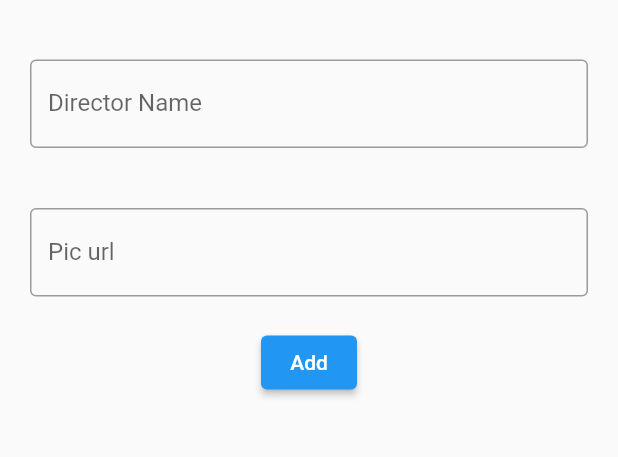
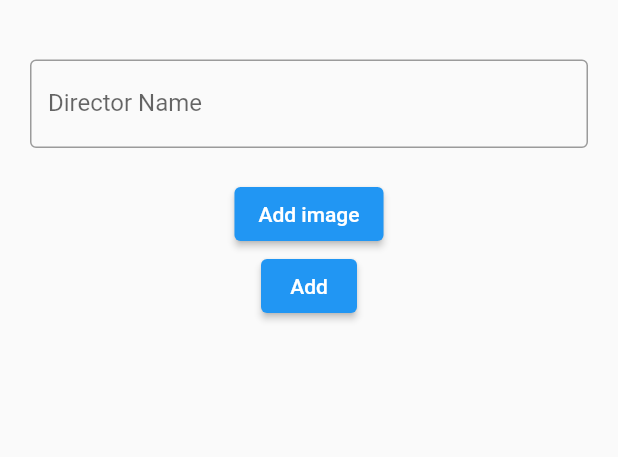
Before and after one commit to sayanlp99/movieapp, a Flutter app: the Upload screen opened directly, after a tap on "Add", on a phone screen of 412 x 824 dp, the part 119-576 px from its top. Run offline on Flutter 3.47's test engine with Material 2 defaults, Android fonts, the phone set to English and light mode, and no system bars; our stand-ins replace cloud_firestore, file_picker, firebase_core, firebase_storage, google_sign_in; missing offline and left inert: flutter_statusbarcolor_ns; accounts and stored records are empty.

Commit message:
Firebase Storage file upload

```diff
--- a/lib/screen/Upload.dart
+++ b/lib/screen/Upload.dart
@@ -1,6 +1,11 @@
+import 'dart:io';
+
 import 'package:cloud_firestore/cloud_firestore.dart';
+import 'package:file_picker/file_picker.dart';
+import 'package:firebase_storage/firebase_storage.dart';
 import 'package:flutter/material.dart';
 import 'package:movieapp/screen/LoginAndTabView.dart';
+import 'package:path/path.dart';
 
 final movieRef = FirebaseFirestore.instance.collection('movie');
 
@@ -15,9 +20,13 @@ class _UploadState extends State<Upload> {
   final TextEditingController _nameController = TextEditingController();
   final TextEditingController _directorController = TextEditingController();
   final TextEditingController _picUrlController = TextEditingController();
+  UploadTask? task;
+  File? file;
+  late final String picUrl;
 
   @override
   Widget build(BuildContext context) {
+    final fileName = file != null ? basename(file!.path) : 'No File Selected';
     return Scaffold(
         body: SingleChildScrollView(
       child: SafeArea(
@@ -37,20 +46,23 @@ class _UploadState extends State<Upload> {
                 decoration: InputDecoration(
                     labelText: "Director Name", border: OutlineInputBorder()),
               )),
-          Container(
-              margin: EdgeInsets.all(20),
-              child: TextField(
-                controller: _picUrlController,
-                decoration: InputDecoration(
-                    labelText: "Pic url", border: OutlineInputBorder()),
-              )),
+          // Container(
+          //     margin: EdgeInsets.all(20),
+          //     child: TextField(
+          //       controller: _picUrlController,
+          //       decoration: InputDecoration(
+          //           labelText: "Pic url", border: OutlineInputBorder()),
+          //     )),
           ElevatedButton(
               onPressed: () {
-                submitData(
-                    _nameController.text,
-                    _directorController.text,
-                    _picUrlController.text,
-                    googleSignIn.currentUser!.email.toString());
+                selectFile();
+              },
+              child: Text("Add image")),
+          ElevatedButton(
+              onPressed: () async {
+                picUrl = await uploadFile();
+                submitData(_nameController.text, _directorController.text,
+                    picUrl, googleSignIn.currentUser!.email.toString());
               },
               child: Text("Add"))
         ],
@@ -58,10 +70,46 @@ class _UploadState extends State<Upload> {
     ));
   }
 
-  void submitData(String text, String text2, String text3, String user) async {
+  void submitData(String text, String text2, String pic, String user) async {
     movieRef
-        .add({"name": text, "director": text2, "picUrl": text3, "user": user});
-    Navigator.of(context)
-        .push(MaterialPageRoute(builder: (context) => TabView()));
+        .add({"name": text, "director": text2, "picUrl": pic, "user": user});
+    // Navigator.of(context)
+    //     .push(MaterialPageRoute(builder: (context) => TabView()));
+  }
+
+  Future selectFile() async {
+    final result = await FilePicker.platform.pickFiles(allowMultiple: false);
+
+    if (result == null) return;
+    final path = result.files.single.path!;
+
+    setState(() => file = File(path));
+  }
+
+  Future<String> uploadFile() async {
+    if (file == null) return "Empty";
+
+    final fileName = basename(file!.path);
+    final destination = 'movie_poster/$fileName';
+
+    task = uploadImg(destination, file!);
+    setState(() {});
+
+    if (task == null) return "Empty";
+
+    final snapshot = await task!.whenComplete(() {});
+    final urlDownload = await snapshot.ref.getDownloadURL();
+    print('Download-Link: $urlDownload');
+    return urlDownload;
+  }
+
+  uploadImg(String destination, File file) {
+    try {
+      final ref = FirebaseStorage.instance.ref(destination);
+
+      return ref.putFile(file);
+    } on FirebaseException catch (e) {
+      return null;
+    }
   }
 }
--- a/pubspec.yaml
+++ b/pubspec.yaml
@@ -15,6 +15,8 @@ dependencies:
   firebase_auth: ^3.1.3
   cloud_firestore: ^2.5.3
   flutter_statusbarcolor_ns: ^0.3.0-nullsafety
+  firebase_storage: ^10.0.5
+  file_picker: ^4.1.4
 
 
 dev_dependencies:
```
Also changed, not shown: pubspec.lock.
